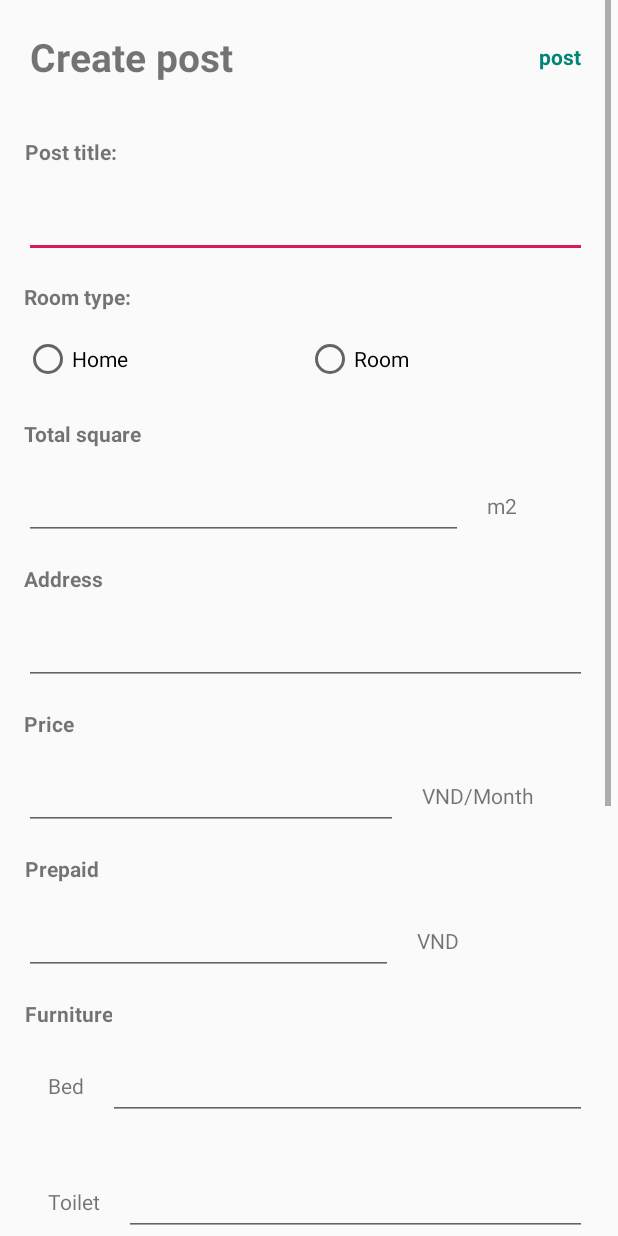
After one commit to TranNguyenGiaHuy/ReRm-Android, an Android app: the layout create_post.xml on its own in the app's theme, with its tools: preview values and no code run, on a phone screen of 412 x 824 dp. The commit adds this screen. Run offline under Robolectric (Android 15) with nearby library versions, the phone set to English and light mode, and no system bars.

Commit message:
add layout create_post, detail_profile

```diff
--- /dev/null
+++ b/app/src/main/res/layout/create_post.xml
@@ -0,0 +1,347 @@
+<?xml version="1.0" encoding="utf-8"?>
+<android.support.constraint.ConstraintLayout xmlns:android="http://schemas.android.com/apk/res/android"
+                                             xmlns:tools="http://schemas.android.com/tools" android:layout_width="match_parent"
+                                             android:layout_height="match_parent">
+
+    <ScrollView
+            android:layout_width="407dp"
+            android:layout_height="match_parent" tools:layout_editor_absoluteY="0dp"
+            tools:layout_editor_absoluteX="4dp">
+        <LinearLayout android:layout_width="match_parent" android:layout_height="wrap_content"
+                      android:orientation="vertical">
+            <LinearLayout android:layout_width="match_parent"
+                          android:layout_height="wrap_content"
+                          android:layout_marginBottom="16dp"
+                          android:orientation="horizontal">
+                <TextView android:layout_width="wrap_content"
+                          android:layout_height="wrap_content"
+                          android:layout_weight="3"
+                          android:textSize="26sp"
+                          android:text="Create post"
+                          android:textStyle="bold"
+                          android:padding="20dp"/>
+                <TextView android:layout_width="wrap_content"
+                          android:layout_height="wrap_content"
+                          android:textColor="@color/colorPrimary"
+                          android:text="post"
+                          android:textStyle="bold"
+                          android:padding="20dp"
+                          android:layout_gravity="center"/>
+            </LinearLayout>
+            <LinearLayout android:layout_width="match_parent"
+                          android:layout_height="wrap_content"
+                          android:orientation="vertical">
+
+                <TextView android:layout_width="wrap_content"
+                          android:layout_height="wrap_content"
+                          android:textAlignment="center"
+                          android:layout_marginStart="16dp"
+                          android:text="Post title:"
+                          android:textStyle="bold"
+                          android:padding="0dp"/>
+
+                <EditText android:id="@+id/etTitle"
+                          android:layout_width="match_parent"
+                          android:layout_height="wrap_content"
+                          android:layout_margin="16dp"
+                          android:textColor="@android:color/black"/>
+
+            </LinearLayout>
+            <LinearLayout android:layout_width="match_parent"
+                          android:layout_height="wrap_content"
+                          android:orientation="vertical">
+
+                <TextView android:layout_width="wrap_content"
+                          android:layout_height="wrap_content"
+                          android:textAlignment="center"
+                          android:layout_marginStart="16dp"
+                          android:text="Room type:"
+                          android:textStyle="bold"
+                          android:padding="0dp"/>
+                <RadioGroup
+                        android:layout_width="match_parent"
+                        android:layout_height="match_parent"
+                        android:layout_margin="16dp"
+                        android:orientation="horizontal">
+                    <RadioButton
+                            android:text="Home"
+                            android:layout_width="wrap_content"
+                            android:layout_height="wrap_content" android:id="@+id/radioButtonHome"
+                            android:layout_weight="1"/>
+                    <RadioButton
+                            android:text="Room"
+                            android:layout_width="wrap_content"
+                            android:layout_height="wrap_content" android:id="@+id/radioBtnRoom"
+                            android:layout_weight="1"/>
+                </RadioGroup>
+            </LinearLayout>
+            <LinearLayout android:layout_width="match_parent"
+                          android:layout_height="wrap_content"
+                          android:layout_marginTop="8dp"
+                          android:orientation="vertical">
+
+                <TextView android:layout_width="wrap_content"
+                          android:layout_height="wrap_content"
+                          android:textAlignment="center"
+                          android:layout_marginStart="16dp"
+                          android:text="Total square"
+                          android:textStyle="bold"
+                          android:padding="0dp"/>
+                <LinearLayout
+                        android:layout_width="match_parent"
+                        android:layout_height="wrap_content"
+                        android:orientation="horizontal">
+                    <EditText android:id="@+id/etSquare"
+                              android:layout_width="44dp"
+                              android:layout_height="wrap_content"
+                              android:layout_margin="16dp"
+                              android:inputType="number"
+                              android:layout_weight="4"
+                              android:textColor="@android:color/black"/>
+                    <TextView
+                            android:layout_width="wrap_content"
+                            android:layout_height="wrap_content"
+                            android:layout_gravity="center"
+                            android:layout_weight="1"
+                            android:text="m2"/>
+                </LinearLayout>
+            </LinearLayout>
+            <LinearLayout android:layout_width="match_parent"
+                          android:layout_height="wrap_content"
+                          android:orientation="vertical">
+
+                <TextView android:layout_width="wrap_content"
+                          android:layout_height="wrap_content"
+                          android:textAlignment="center"
+                          android:layout_marginStart="16dp"
+                          android:text="Address"
+                          android:textStyle="bold"
+                          android:padding="0dp"/>
+
+                <EditText android:id="@+id/etAddress"
+                          android:layout_width="match_parent"
+                          android:layout_height="wrap_content"
+                          android:layout_margin="16dp"
+                          android:textColor="@android:color/black"/>
+            </LinearLayout>
+            <LinearLayout android:layout_width="match_parent"
+                          android:layout_height="wrap_content"
+                          android:orientation="vertical">
+
+                <TextView android:layout_width="wrap_content"
+                          android:layout_height="wrap_content"
+                          android:textAlignment="center"
+                          android:layout_marginStart="16dp"
+                          android:text="Price"
+                          android:textStyle="bold"
+                          android:padding="0dp"/>
+                <LinearLayout
+                        android:layout_width="match_parent"
+                        android:layout_height="wrap_content"
+                        android:orientation="horizontal">
+                    <EditText android:id="@+id/etPrice"
+                              android:layout_width="44dp"
+                              android:layout_height="wrap_content"
+                              android:layout_margin="16dp"
+                              android:inputType="number"
+                              android:layout_weight="4"
+                              android:textColor="@android:color/black"/>
+                    <TextView
+                            android:layout_width="wrap_content"
+                            android:layout_height="wrap_content"
+                            android:layout_gravity="center"
+                            android:layout_weight="1"
+                            android:text="VND/Month"/>
+                </LinearLayout>
+            </LinearLayout>
+            <LinearLayout android:layout_width="match_parent"
+                          android:layout_height="wrap_content"
+                          android:orientation="vertical">
+
+                <TextView android:layout_width="wrap_content"
+                          android:layout_height="wrap_content"
+                          android:textAlignment="center"
+                          android:layout_marginStart="16dp"
+                          android:text="Prepaid"
+                          android:textStyle="bold"
+                          android:padding="0dp"/>
+                <LinearLayout
+                        android:layout_width="match_parent"
+                        android:layout_height="wrap_content"
+                        android:orientation="horizontal">
+                    <EditText android:id="@+id/etPrepaid"
+                              android:layout_width="44dp"
+                              android:layout_height="wrap_content"
+                              android:layout_margin="16dp"
+                              android:inputType="number"
+                              android:layout_weight="2"
+                              android:textColor="@android:color/black"/>
+                    <TextView
+                            android:layout_width="wrap_content"
+                            android:layout_height="wrap_content"
+                            android:layout_gravity="center"
+                            android:layout_weight="1"
+                            android:text="VND"/>
+                </LinearLayout>
+            </LinearLayout>
+            <LinearLayout android:layout_width="match_parent"
+                          android:layout_height="wrap_content"
+                          android:layout_marginBottom="16dp"
+                          android:orientation="vertical">
+
+                <TextView android:layout_width="wrap_content"
+                          android:layout_height="wrap_content"
+                          android:textAlignment="center"
+                          android:layout_marginStart="16dp"
+                          android:text="Furniture"
+                          android:textStyle="bold"
+                          android:padding="0dp"/>
+                <LinearLayout
+                        android:layout_width="match_parent"
+                        android:layout_height="wrap_content"
+                        android:orientation="horizontal">
+                    <TextView
+                            android:layout_width="wrap_content"
+                            android:layout_height="wrap_content"
+                            android:layout_gravity="center"
+                            android:layout_marginStart="32dp"
+                            android:layout_weight="0"
+                            android:text="Bed"/>
+                    <EditText android:id="@+id/etBed"
+                              android:layout_width="44dp"
+                              android:layout_height="wrap_content"
+                              android:layout_margin="16dp"
+                              android:inputType="number"
+                              android:layout_weight="1"
+                              android:textColor="@android:color/black"/>
+                </LinearLayout>
+                <LinearLayout
+                        android:layout_width="match_parent"
+                        android:layout_height="wrap_content"
+                        android:orientation="horizontal">
+                    <TextView
+                            android:layout_width="wrap_content"
+                            android:layout_height="wrap_content"
+                            android:layout_gravity="center"
+                            android:layout_marginStart="32dp"
+                            android:layout_weight="0"
+                            android:text="Toilet"/>
+                    <EditText android:id="@+id/etToilet"
+                              android:layout_width="44dp"
+                              android:layout_height="wrap_content"
+                              android:layout_margin="16dp"
+                              android:inputType="number"
+                              android:layout_weight="1"
+                              android:textColor="@android:color/black"/>
+                </LinearLayout>
+                <LinearLayout
+                        android:layout_width="match_parent"
+                        android:layout_height="wrap_content"
+                        android:orientation="horizontal">
+                    <TextView
+                            android:layout_width="wrap_content"
+                            android:layout_height="wrap_content"
+                            android:layout_gravity="center"
+                            android:layout_marginStart="32dp"
+                            android:layout_weight="0"
+                            android:text="Kitchen"/>
+                    <EditText android:id="@+id/etKitchen"
+                              android:layout_width="44dp"
+                              android:layout_height="wrap_content"
+                              android:layout_margin="16dp"
+                              android:inputType="number"
+                              android:layout_weight="1"
+                              android:textColor="@android:color/black"/>
+                </LinearLayout>
+                <LinearLayout
+                        android:layout_width="match_parent"
+                        android:layout_height="wrap_content"
+                        android:orientation="horizontal">
+                    <TextView
+                            android:layout_width="wrap_content"
+                            android:layout_height="wrap_content"
+                            android:layout_gravity="left"
+                            android:layout_marginStart="32dp"
+                            android:layout_weight="1"
+                            android:text="Cooking Available"/>
+                    <RadioGroup
+                            android:layout_width="match_parent"
+                            android:layout_height="match_parent"
+                            android:layout_weight="2"
+                            android:orientation="horizontal">
+                        <RadioButton
+                                android:text="yes"
+                                android:layout_width="wrap_content"
+                                android:layout_height="wrap_content"
+                                android:id="@+id/radioBntYes"
+                                android:layout_weight="1"/>
+                        <RadioButton
+                                android:text="no"
+                                android:layout_width="wrap_content"
+                                android:layout_height="wrap_content"
+                                android:id="@+id/radioBtnNo"
+                                android:layout_weight="1"/>
+                    </RadioGroup>
+                </LinearLayout>
+            </LinearLayout>
+            <LinearLayout android:layout_width="match_parent"
+                          android:layout_height="wrap_content"
+                          android:orientation="vertical">
+
+                <TextView android:layout_width="wrap_content"
+                          android:layout_height="wrap_content"
+                          android:textAlignment="center"
+                          android:layout_marginStart="16dp"
+                          android:text="Description"
+                          android:textStyle="bold"
+                          android:padding="0dp"/>
+
+                <EditText android:id="@+id/etDescription"
+                          android:layout_width="match_parent"
+                          android:layout_height="wrap_content"
+                          android:layout_margin="16dp"
+                          android:textColor="@android:color/black"/>
+            </LinearLayout>
+            <LinearLayout android:layout_width="match_parent"
+                          android:layout_height="wrap_content"
+                          android:orientation="vertical">
+
+                <TextView android:layout_width="wrap_content"
+                          android:layout_height="wrap_content"
+                          android:textAlignment="center"
+                          android:layout_marginStart="16dp"
+                          android:text="Contract Term"
+                          android:textStyle="bold"
+                          android:padding="0dp"/>
+
+                <TextView android:layout_width="wrap_content"
+                          android:layout_height="wrap_content"
+                          android:textAlignment="center"
+                          android:layout_marginStart="32dp"
+                          android:layout_marginTop="16dp"
+                          android:layout_marginBottom="16dp"
+                          android:text="View Contract Term"
+                          android:textColor="@color/colorGreen"
+                          android:textStyle="italic"
+                          android:padding="0dp"/>
+            </LinearLayout>
+
+            <Button android:id="@+id/btnUploadImage"
+                    android:layout_width="match_parent"
+                    android:layout_height="wrap_content"
+                    android:layout_marginLeft="16dp"
+                    android:layout_marginRight="16dp"
+                    android:textColor="@color/colorPrimary"
+                    android:background="@drawable/btn_rounded_signup"
+                    android:text="Upload Image"/>
+
+            <Button android:id="@+id/btnPost"
+                    android:layout_width="match_parent"
+                    android:layout_height="wrap_content"
+                    android:layout_margin="16dp"
+                    android:textColor="@color/white"
+                    android:background="@drawable/btn_rounded"
+                    android:text="Post"/>
+        </LinearLayout>
+    </ScrollView>
+</android.support.constraint.ConstraintLayout>
--- a/app/src/main/res/values/colors.xml
+++ b/app/src/main/res/values/colors.xml
@@ -7,5 +7,7 @@
     <color name="colorBlack">#000</color>
     <color name="colorGray">#d0d0d0</color>
     <color name="colorYellow">#FFEB3B</color>
+    <color name="colorBlue">#2196F3</color>
+    <color name="colorGreen">#4CAF50</color>
     <color name="colorTransparent">#0011BBA7</color>
 </resources>
```
Also changed, not shown: app/src/main/res/layout/activity_signup.xml (+22 -2 lines), app/src/main/res/layout/detail_profile.xml (added, +186 -0 lines), app/src/main/res/layout/fragment_profile.xml (+22 -5 lines).
